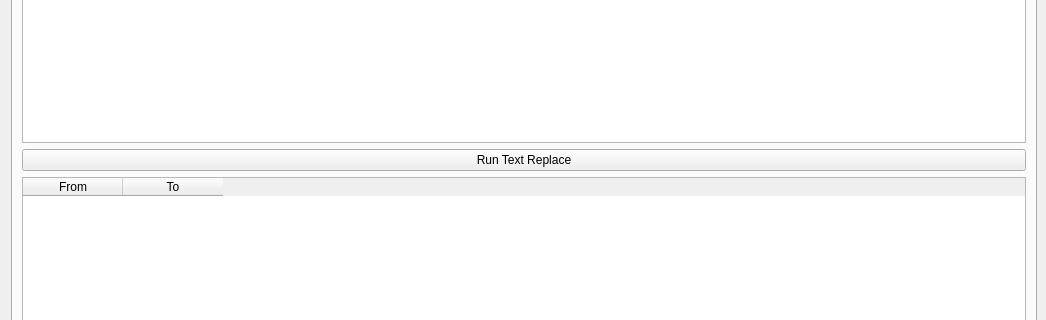
This is res/mainwindow.ui in computergeek1507/KicadHelper as Qt 5 draws it before an edit; both pictures show x 0 to 1046 and y 251 to 571 of the 1046 by 928 pixel window. The edited form follows.
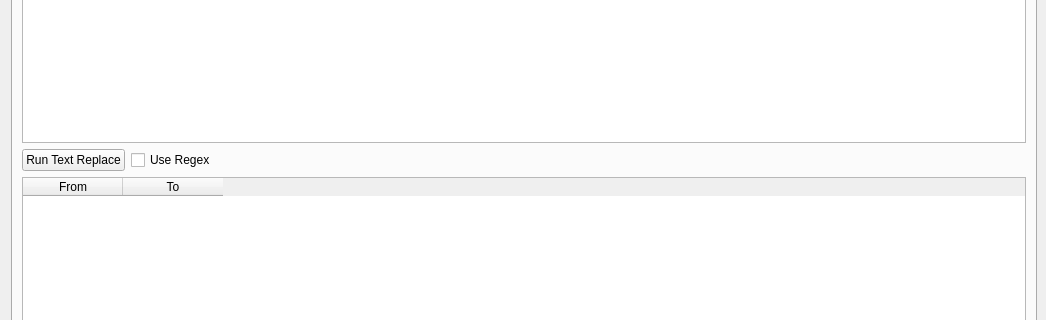
This is the edited form. The open tabs and pages were chosen to show the change. Icons and pictures are not drawn.

Commit message: added regex option for replace, auto fix Kicad v5 3D Paths

```diff
--- a/res/mainwindow.ui
+++ b/res/mainwindow.ui
@@ -829,15 +829,39 @@
          <widget class="QListWidget" name="lwFiles"/>
         </item>
         <item>
-         <widget class="QPushButton" name="pbTextReplace">
-          <property name="text">
-           <string>Run Text Replace</string>
-          </property>
-          <property name="icon">
-           <iconset resource="KicadHelper.qrc">
-            <normaloff>:/KicadHelper/icons/tag.png</normaloff>:/KicadHelper/icons/tag.png</iconset>
-          </property>
-         </widget>
+         <layout class="QHBoxLayout" name="horizontalLayout_10">
+          <item>
+           <widget class="QPushButton" name="pbTextReplace">
+            <property name="text">
+             <string>Run Text Replace</string>
+            </property>
+            <property name="icon">
+             <iconset resource="KicadHelper.qrc">
+              <normaloff>:/KicadHelper/icons/tag.png</normaloff>:/KicadHelper/icons/tag.png</iconset>
+            </property>
+           </widget>
+          </item>
+          <item>
+           <widget class="QCheckBox" name="cbRegex">
+            <property name="text">
+             <string>Use Regex</string>
+            </property>
+           </widget>
+          </item>
+          <item>
+           <spacer name="horizontalSpacer_6">
+            <property name="orientation">
+             <enum>Qt::Horizontal</enum>
+            </property>
+            <property name="sizeHint" stdset="0">
+             <size>
+              <width>40</width>
+              <height>20</height>
+             </size>
+            </property>
+           </spacer>
+          </item>
+         </layout>
         </item>
         <item>
          <widget class="QTableWidget" name="lwWords">
```
Left out of the diff: 50 changed lines with no effect on the pictures. The commit also changes 4 other files.
